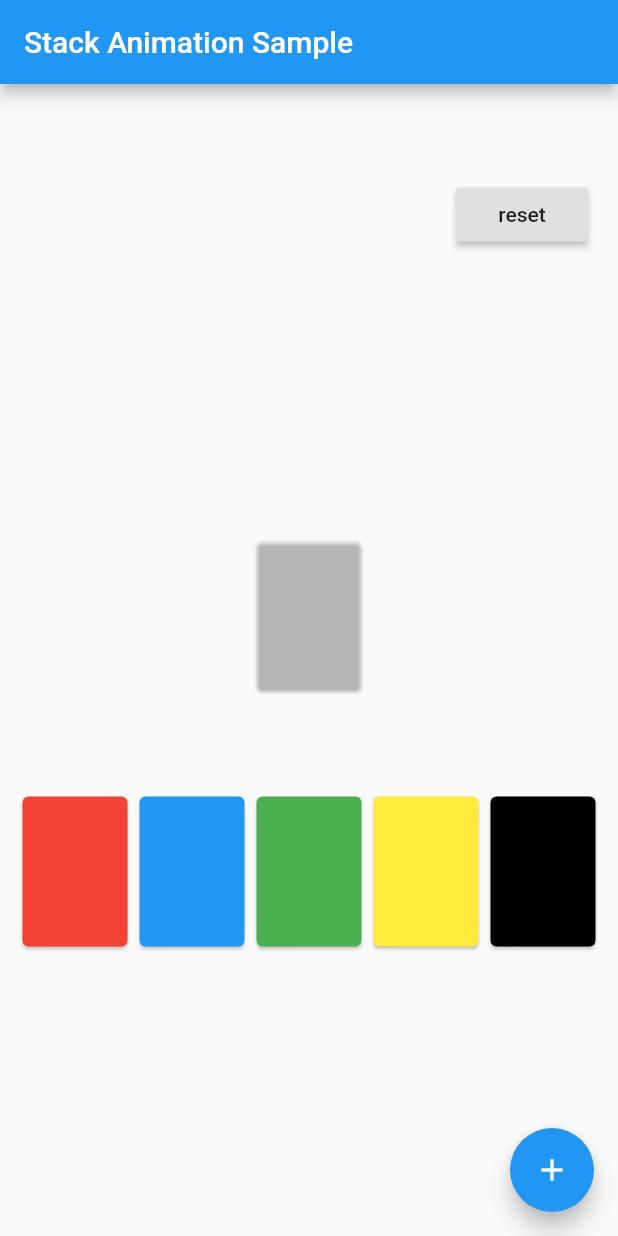
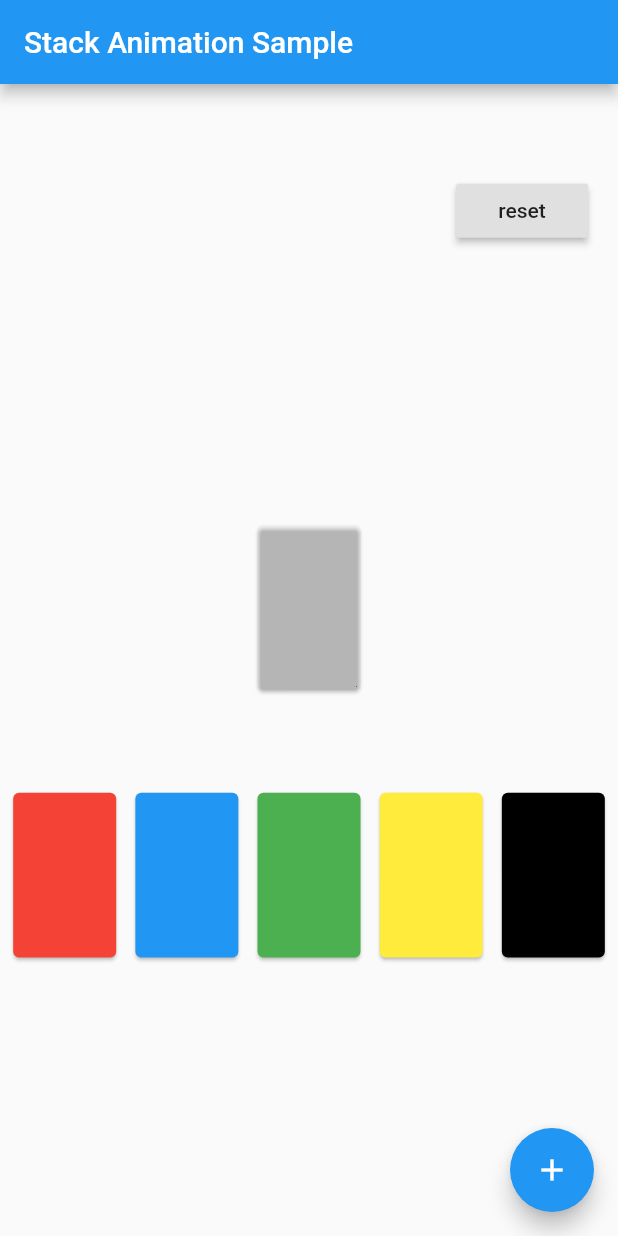
Before and after one commit to y1row/flutter_samples, a Flutter app: the screen it shows after launch, on a phone screen of 412 x 824 dp. Run offline on Flutter 3.47's test engine with Material 2 defaults, Android fonts, the phone set to English and light mode, and no system bars.

Commit message:
カードの大きさ道的に

```diff
--- a/lib/screens/stack_animation.dart
+++ b/lib/screens/stack_animation.dart
@@ -69,7 +69,7 @@ class _StackAnimationScreenState extends State<StackAnimationScreen> {
           Stack(key: _stack, children: _droppedCards),
           Spacer(flex: 1),
           Row(
-            mainAxisAlignment: MainAxisAlignment.center,
+            mainAxisAlignment: MainAxisAlignment.spaceEvenly,
             children: _cards,
           ),
           Spacer(flex: 3),
--- a/lib/widgets/stack_animation_card.dart
+++ b/lib/widgets/stack_animation_card.dart
@@ -51,8 +51,8 @@ class _StackAnimationCardState extends State<StackAnimationCard>
         child: Card(
           color: widget.color,
           child: Container(
-            width: 70,
-            height: 100,
+            width: MediaQuery.of(context).size.width / 6,
+            height: MediaQuery.of(context).size.width / 6 * 1.6,
           ),
         ),
       );
@@ -61,8 +61,8 @@ class _StackAnimationCardState extends State<StackAnimationCard>
     return Card(
       color: widget.color,
       child: Container(
-        width: 70,
-        height: 100,
+        width: MediaQuery.of(context).size.width / 6,
+        height: MediaQuery.of(context).size.width / 6 * 1.6,
       ),
     );
   }
```
